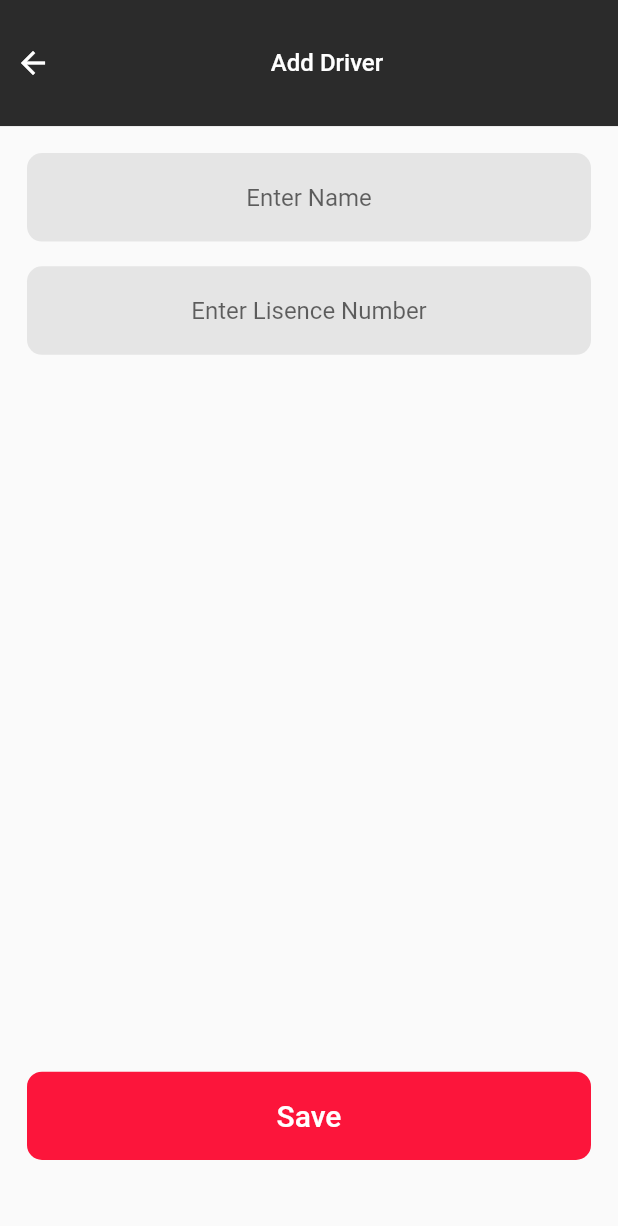
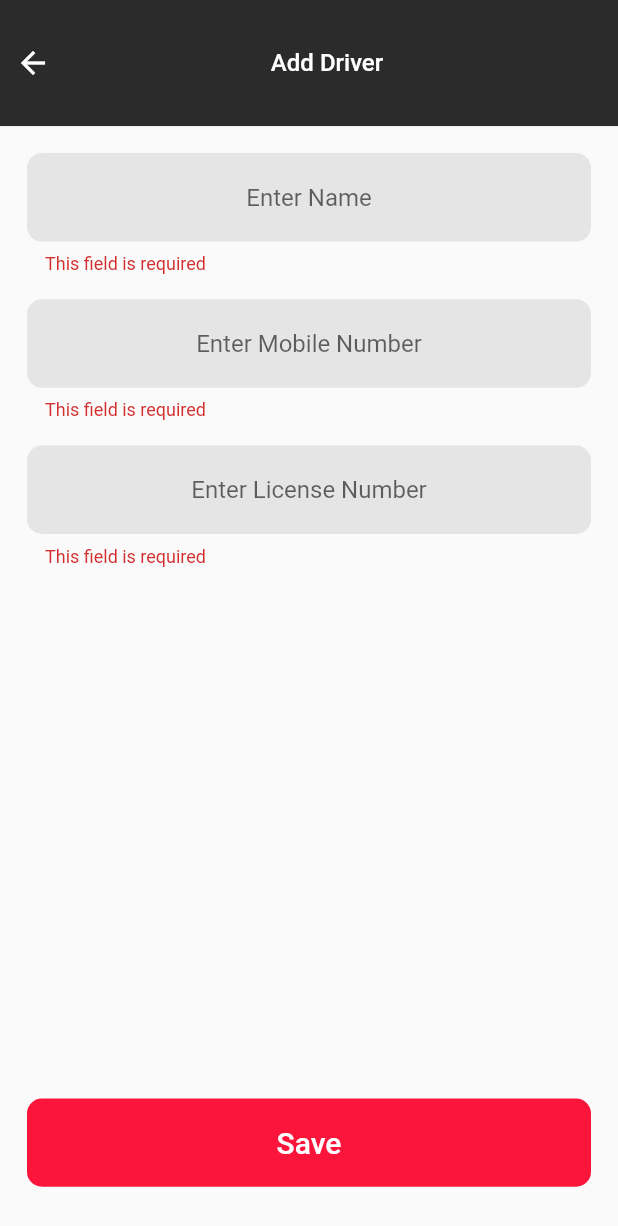
Before and after one commit to Musthafa-Ap/bus-project, a Flutter app: the AddDriverPage screen opened directly, after a tap on "Save", on a phone screen of 412 x 824 dp. Shown: the top 1226 px of the screen. Run offline on Flutter 3.47's test engine with Material 2 defaults, Android fonts, the phone set to English and light mode, and no system bars; our stand-ins replace shared_preferences; accounts and stored records are empty.

Commit message:
driver create and delete section is finished

```diff
--- a/lib/main.dart
+++ b/lib/main.dart
@@ -1,3 +1,4 @@
+import 'package:bus_project/provider/driver_provider.dart';
 import 'package:bus_project/provider/login_provider.dart';
 import 'package:bus_project/view/home_page/home_page.dart';
 import 'package:bus_project/view/intro_screen/splash_screen.dart';
@@ -10,6 +11,9 @@ void main() {
     providers: [
       ChangeNotifierProvider(
         create: (_) => LoginProvider(),
+      ),
+      ChangeNotifierProvider(
+        create: (_) => DriverProvider(),
       )
     ],
     child: const MyApp(),
--- /dev/null
+++ b/lib/model/driver_model.dart
@@ -0,0 +1,32 @@
+class DriverModel {
+  bool? status;
+  List<DriverList>? driverList;
+
+  DriverModel({this.status, this.driverList});
+
+  DriverModel.fromJson(Map<String, dynamic> json) {
+    status = json['status'];
+    if (json['driver_list'] != null) {
+      driverList = <DriverList>[];
+      json['driver_list'].forEach((v) {
+        driverList!.add(DriverList.fromJson(v));
+      });
+    }
+  }
+}
+
+class DriverList {
+  int? id;
+  String? name;
+  String? mobile;
+  String? licenseNo;
+
+  DriverList({this.id, this.name, this.mobile, this.licenseNo});
+
+  DriverList.fromJson(Map<String, dynamic> json) {
+    id = json['id'];
+    name = json['name'];
+    mobile = json['mobile'];
+    licenseNo = json['license_no'];
+  }
+}
--- a/lib/view/home_page/common_widgets/common_textfield.dart
+++ b/lib/view/home_page/common_widgets/common_textfield.dart
@@ -1,4 +1,5 @@
 import 'package:flutter/material.dart';
+import 'package:flutter/services.dart';
 
 class CommonTextField extends StatelessWidget {
   final TextEditingController? controller;
@@ -6,18 +7,21 @@ class CommonTextField extends StatelessWidget {
   final bool isObscure;
   final String hintText;
   final TextInputType? keyboardType;
+  final List<TextInputFormatter>? inputFormatters;
   const CommonTextField(
       {super.key,
       this.keyboardType,
       required this.hintText,
       this.isObscure = false,
       this.controller,
+      this.inputFormatters,
       this.validator});
 
   @override
   Widget build(BuildContext context) {
     final size = MediaQuery.of(context).size;
     return TextFormField(
+      inputFormatters: inputFormatters,
       keyboardType: keyboardType,
       controller: controller,
       obscureText: isObscure,
--- a/lib/view/master_screen/driver_section/add_driver_page.dart
+++ b/lib/view/master_screen/driver_section/add_driver_page.dart
@@ -1,36 +1,86 @@
+import 'package:bus_project/provider/driver_provider.dart';
 import 'package:bus_project/view/home_page/common_widgets/common_app_bar.dart';
 import 'package:bus_project/view/home_page/common_widgets/common_button.dart';
 import 'package:bus_project/view/home_page/common_widgets/common_textfield.dart';
 import 'package:flutter/material.dart';
+import 'package:flutter/services.dart';
 import 'package:flutter/src/widgets/framework.dart';
 import 'package:flutter/src/widgets/placeholder.dart';
+import 'package:provider/provider.dart';
 
 class AddDriverPage extends StatelessWidget {
-  const AddDriverPage({super.key});
-
+  AddDriverPage({super.key});
+  final TextEditingController _nameController = TextEditingController();
+  final TextEditingController _licenseController = TextEditingController();
+  final TextEditingController _mobileController = TextEditingController();
+  final _formKey = GlobalKey<FormState>();
   @override
   Widget build(BuildContext context) {
     final size = MediaQuery.of(context).size;
     return Scaffold(
       resizeToAvoidBottomInset: false,
       body: SafeArea(
-          child: Column(
+          child: ListView(
         children: [
           const CommonAppBar(title: "Add Driver"),
           Padding(
             padding: const EdgeInsets.all(18),
+            child: Form(
+              key: _formKey,
               child: Column(
                 children: [
-                const CommonTextField(hintText: "Enter Name"),
+                  CommonTextField(
+                    controller: _nameController,
+                    hintText: "Enter Name",
+                    validator: (value) =>
+                        value!.isEmpty ? "This field is required" : null,
+                  ),
                   SizedBox(
                     height: size.height * .02,
                   ),
-                const CommonTextField(hintText: "Enter Lisence Number"),
+                  CommonTextField(
+                    inputFormatters: [
+                      LengthLimitingTextInputFormatter(10),
+                    ],
+                    keyboardType: TextInputType.number,
+                    controller: _mobileController,
+                    hintText: "Enter Mobile Number",
+                    validator: (value) =>
+                        value!.isEmpty ? "This field is required" : null,
+                  ),
                   SizedBox(
-                  height: size.height * .58,
+                    height: size.height * .02,
                   ),
-                CommonButton(title: "Save", onTap: () {}),
+                  CommonTextField(
+                    controller: _licenseController,
+                    hintText: "Enter License Number",
+                    validator: (value) =>
+                        value!.isEmpty ? "This field is required" : null,
+                  ),
+                  SizedBox(
+                    height: size.height * .43,
+                  ),
+                  Consumer<DriverProvider>(
+                    builder: (context, provider, child) {
+                      return provider.isCreatingLoading == true
+                          ? const Center(
+                              child: CircularProgressIndicator(),
+                            )
+                          : CommonButton(
+                              title: "Save",
+                              onTap: () {
+                                if (_formKey.currentState!.validate()) {
+                                  provider.addDriver(
+                                      number: _nameController.text,
+                                      license: _licenseController.text,
+                                      name: _nameController.text,
+                                      context: context);
+                                }
+                              });
+                    },
+                  )
                 ],
+              ),
             ),
           )
         ],
--- a/lib/view/master_screen/widgets/top_section.dart
+++ b/lib/view/master_screen/widgets/top_section.dart
@@ -1,6 +1,8 @@
+import 'package:bus_project/provider/driver_provider.dart';
 import 'package:flutter/material.dart';
 import 'package:flutter/src/widgets/framework.dart';
 import 'package:flutter/src/widgets/placeholder.dart';
+import 'package:provider/provider.dart';
 import 'package:shared_preferences/shared_preferences.dart';
 
 import '../driver_section/driver_listing_page.dart';
@@ -57,6 +59,8 @@ class TopRowSection extends StatelessWidget {
         Expanded(
           child: InkWell(
             onTap: () async {
+              Provider.of<DriverProvider>(context, listen: false)
+                  .getDriverList();
               Navigator.of(context).push(MaterialPageRoute(
                   builder: (context) => const DriverListingPage()));
             },
```
Also changed, not shown: lib/provider/driver_provider.dart (added, +120 -0 lines), lib/view/master_screen/driver_section/driver_listing_page.dart (+48 -16 lines), lib/view/master_screen/widgets/bus_card.dart (+6 -4 lines). Lines whose indentation alone changed are shown as unchanged.
